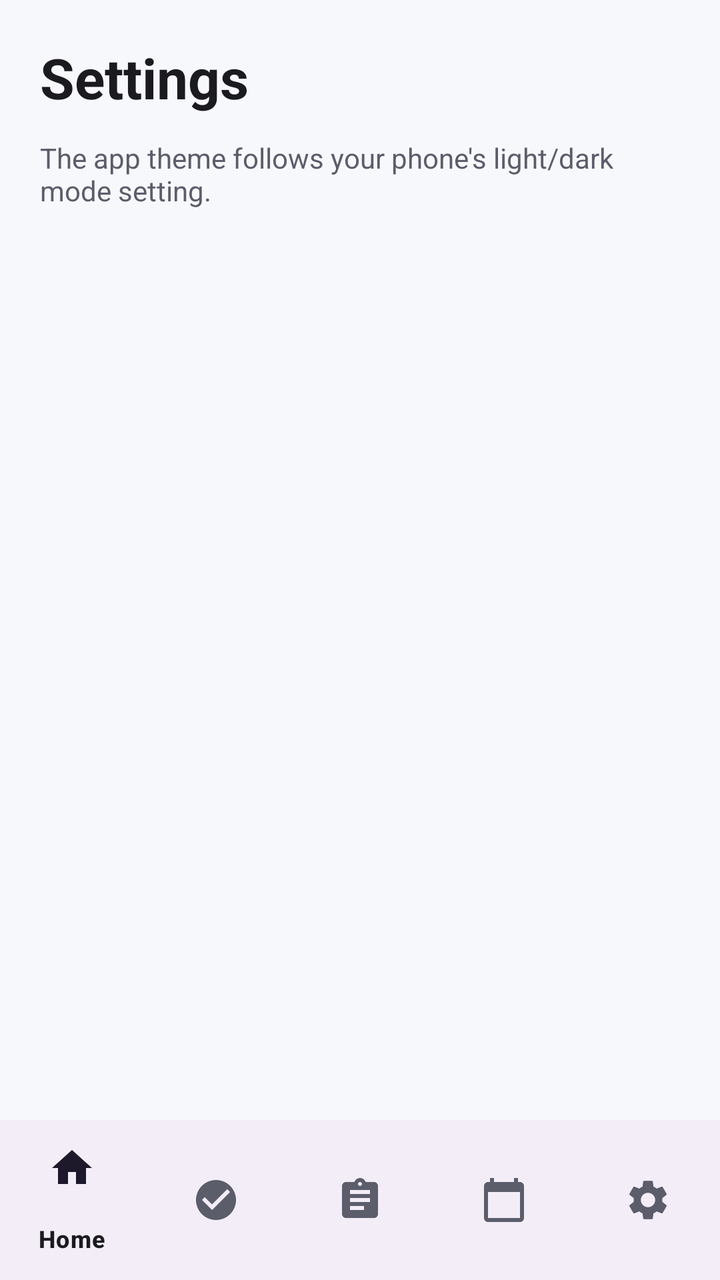
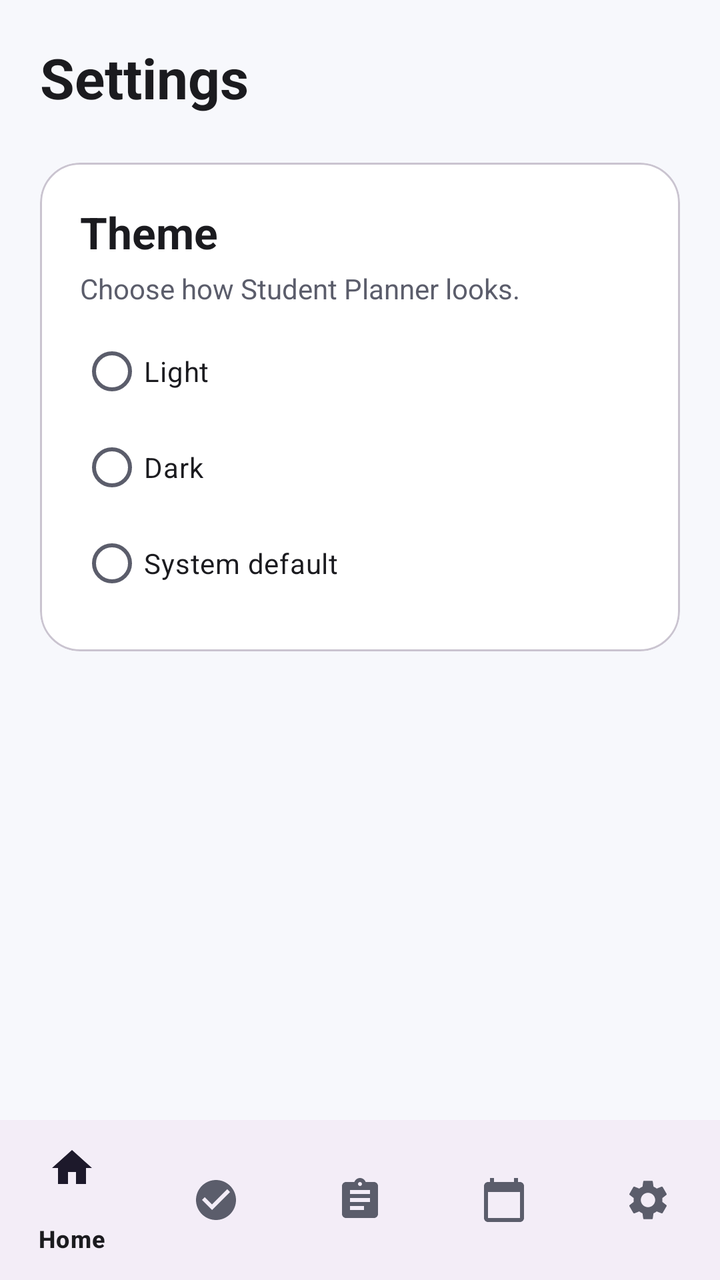

The first picture is an Android layout as it rendered before a commit; the second is the same layout after the commit. The layout source and the unified diff follow.
<!-- AndroidManifest.xml: application theme Theme.StudentPlanner -->
<!-- res/layout/activity_settings.xml -->
<?xml version="1.0" encoding="utf-8"?>
<LinearLayout xmlns:android="http://schemas.android.com/apk/res/android"
    xmlns:app="http://schemas.android.com/apk/res-auto"
    android:layout_width="match_parent"
    android:layout_height="match_parent"
    android:background="@color/planner_background"
    android:fitsSystemWindows="true"
    android:orientation="vertical">

    <LinearLayout
        android:layout_width="match_parent"
        android:layout_height="0dp"
        android:layout_weight="1"
        android:orientation="vertical"
        android:padding="20dp">

        <TextView
            android:layout_width="wrap_content"
            android:layout_height="wrap_content"
            android:text="@string/nav_settings"
            android:textAppearance="?attr/textAppearanceHeadlineMedium"
            android:textColor="@color/planner_text"
            android:textStyle="bold" />

        <TextView
            android:layout_width="wrap_content"
            android:layout_height="wrap_content"
            android:layout_marginTop="12dp"
            android:text="@string/settings_info"
            android:textColor="@color/planner_text_secondary" />
    </LinearLayout>

    <com.google.android.material.bottomnavigation.BottomNavigationView
        android:id="@+id/bottomNavigation"
        android:layout_width="match_parent"
        android:layout_height="wrap_content"
        app:menu="@menu/bottom_nav_menu" />
</LinearLayout>
<!-- resources referenced by this layout -->
<resources>
  <color name="planner_background">#F7F8FC</color>
  <color name="planner_text">#1B1B1F</color>
  <color name="planner_text_secondary">#5B5D6B</color>
  <string name="nav_settings">Settings</string>
  <string name="settings_info">The app theme follows your phone\'s light/dark mode setting.</string>
  <style name="Theme.StudentPlanner" parent="Theme.Material3.DayNight.NoActionBar">
          <item name="colorPrimary">@color/primary</item>
          <item name="colorOnPrimary">@color/on_primary</item>
          <item name="colorPrimaryContainer">@color/primary_container</item>
          <item name="colorOnPrimaryContainer">@color/on_primary_container</item>
          <item name="colorSurface">@color/planner_surface</item>
          <item name="colorOnSurface">@color/planner_text</item>
          <item name="colorOnSurfaceVariant">@color/planner_text_secondary</item>
          <item name="android:colorBackground">@color/planner_background</item>
          <item name="android:statusBarColor">@android:color/transparent</item>
      </style>
  <color name="primary">#4F6BED</color>
  <color name="on_primary">#FFFFFF</color>
  <color name="primary_container">#DDE3FF</color>
  <color name="on_primary_container">#0B1B5C</color>
  <color name="planner_surface">#FFFFFF</color>
</resources>

<!-- the commit's change to res/layout/activity_settings.xml (unified diff, before → after) -->
@@ -22,12 +22,70 @@
             android:textColor="@color/planner_text"
             android:textStyle="bold" />
 
-        <TextView
-            android:layout_width="wrap_content"
+        
+        <com.google.android.material.card.MaterialCardView
+            android:layout_width="match_parent"
             android:layout_height="wrap_content"
-            android:layout_marginTop="12dp"
-            android:text="@string/settings_info"
-            android:textColor="@color/planner_text_secondary" />
+            android:layout_marginTop="24dp"
+            app:cardBackgroundColor="@color/planner_surface"
+            app:cardCornerRadius="20dp"
+            app:cardElevation="0dp"
+            app:strokeColor="?attr/colorOutlineVariant"
+            app:strokeWidth="1dp">
+
+            <LinearLayout
+                android:layout_width="match_parent"
+                android:layout_height="wrap_content"
+                android:orientation="vertical"
+                android:padding="20dp">
+
+                <TextView
+                    android:layout_width="wrap_content"
+                    android:layout_height="wrap_content"
+                    android:text="@string/settings_theme_title"
+                    android:textAppearance="?attr/textAppearanceTitleLarge"
+                    android:textColor="@color/planner_text"
+                    android:textStyle="bold" />
+
+                <TextView
+                    android:layout_width="wrap_content"
+                    android:layout_height="wrap_content"
+                    android:layout_marginTop="4dp"
+                    android:text="@string/settings_theme_description"
+                    android:textColor="@color/planner_text_secondary" />
+
+                <RadioGroup
+                    android:id="@+id/radioGroupTheme"
+                    android:layout_width="match_parent"
+                    android:layout_height="wrap_content"
+                    android:layout_marginTop="8dp">
+
+                    <com.google.android.material.radiobutton.MaterialRadioButton
+                        android:id="@+id/radioLight"
+                        android:layout_width="match_parent"
+                        android:layout_height="wrap_content"
+                        android:minHeight="48dp"
+                        android:text="@string/theme_light"
+                        android:textColor="@color/planner_text" />
+
+                    <com.google.android.material.radiobutton.MaterialRadioButton
+                        android:id="@+id/radioDark"
+                        android:layout_width="match_parent"
+                        android:layout_height="wrap_content"
+                        android:minHeight="48dp"
+                        android:text="@string/theme_dark"
+                        android:textColor="@color/planner_text" />
+
+                    <com.google.android.material.radiobutton.MaterialRadioButton
+                        android:id="@+id/radioSystem"
+                        android:layout_width="match_parent"
+                        android:layout_height="wrap_content"
+                        android:minHeight="48dp"
+                        android:text="@string/theme_system"
+                        android:textColor="@color/planner_text" />
+                </RadioGroup>
+            </LinearLayout>
+        </com.google.android.material.card.MaterialCardView>
     </LinearLayout>
 
     <com.google.android.material.bottomnavigation.BottomNavigationView
<!-- resource entries referenced after the edit -->
@@ -4,7 +4,11 @@
   <color name="planner_text">#1B1B1F</color>
   <color name="planner_text_secondary">#5B5D6B</color>
   <string name="nav_settings">Settings</string>
-  <string name="settings_info">The app theme follows your phone\'s light/dark mode setting.</string>
+  <string name="settings_theme_description">Choose how Student Planner looks.</string>
+  <string name="settings_theme_title">Theme</string>
+  <string name="theme_dark">Dark</string>
+  <string name="theme_light">Light</string>
+  <string name="theme_system">System default</string>
   <style name="Theme.StudentPlanner" parent="Theme.Material3.DayNight.NoActionBar">
           <item name="colorPrimary">@color/primary</item>
           <item name="colorOnPrimary">@color/on_primary</item>
